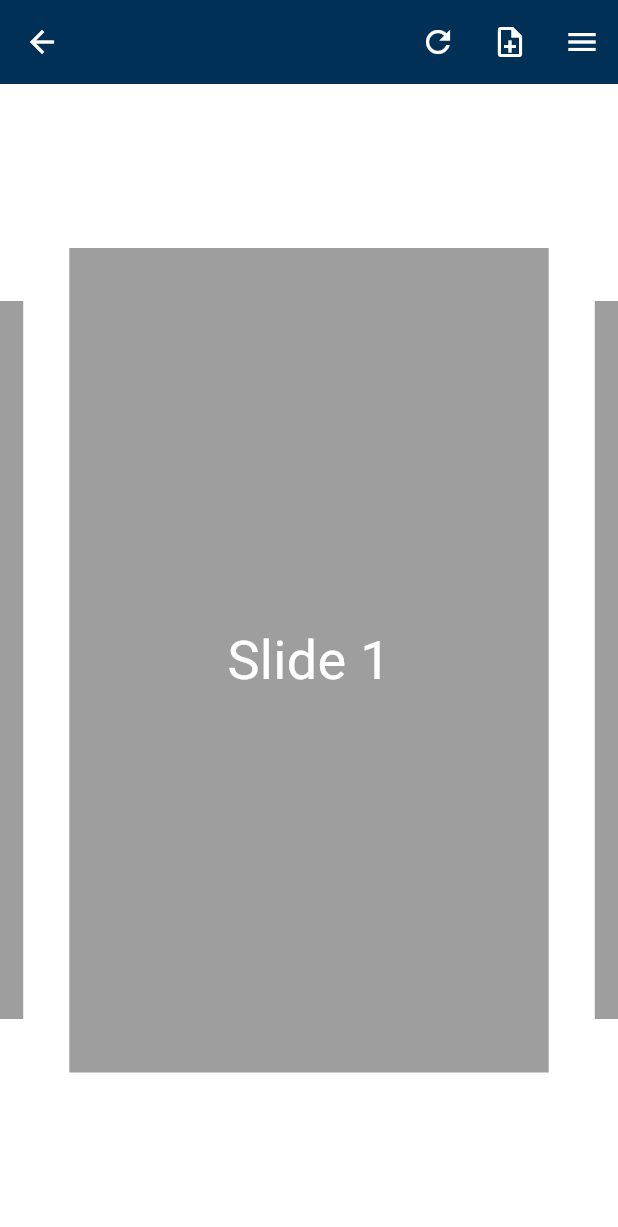
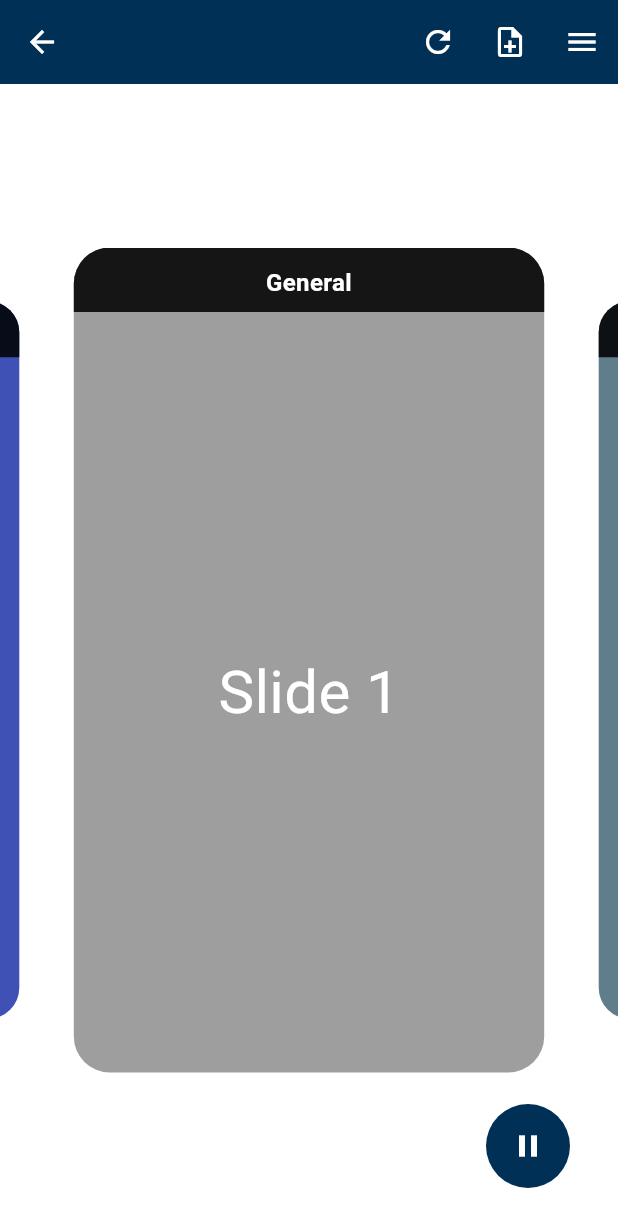
Before and after one commit to RaulCan0/applensys, a Flutter app: the DashboardScreen screen opened directly, on a phone screen of 412 x 824 dp. Shown: the top 1227 px of the screen. Run offline on Flutter 3.47's test engine with Material 3 defaults, Android fonts, the light colour scheme and no system bars; drawn by our look-alikes of carousel_slider; our stand-ins replace file_picker, fl_chart, fluentui_system_icons, flutter_local_notifications, flutter_riverpod, get_it and 5 more; missing offline and left inert: excel, file_selector; accounts and stored records are empty.

Commit message:
feat: Convertir DashboardScreen a StatefulWidget y mejorar la funcionalidad del carrusel

```diff
--- a/lib/screens/dashboard_screen.dart
+++ b/lib/screens/dashboard_screen.dart
@@ -4,7 +4,7 @@ import 'package:applensys/widgets/chat_scren.dart';
 import 'package:applensys/widgets/drawer_lensys.dart';
 import 'package:applensys/models/empresa.dart';
 
-class DashboardScreen extends StatelessWidget {
+class DashboardScreen extends StatefulWidget {
   final String evaluacionId;
   final Empresa empresa;
 
@@ -13,6 +13,13 @@ class DashboardScreen extends StatelessWidget {
     required this.evaluacionId,
     required this.empresa,
   });
+
+  @override
+  State<DashboardScreen> createState() => _DashboardScreenState();
+}
+
+class _DashboardScreenState extends State<DashboardScreen> {
+  bool _autoPlay = true;
 
   @override
   Widget build(BuildContext context) {
@@ -26,9 +33,16 @@ class DashboardScreen extends StatelessWidget {
           icon: const Icon(Icons.arrow_back, color: Colors.white),
           onPressed: () => Navigator.of(context).pop(),
         ),
-        title: Text(
-          empresa.nombre,
-          style: const TextStyle(color: Colors.white),
+        title: Center(
+          child: Text(
+            widget.empresa.nombre,
+            style: const TextStyle(
+              color: Colors.white,
+              fontWeight: FontWeight.bold, // Opcional: para mayor visibilidad
+              fontSize: 20, // Opcional: para mayor tamaño
+            ),
+            textAlign: TextAlign.center,
+          ),
         ),
         centerTitle: true,
         iconTheme: const IconThemeData(color: Colors.white),
@@ -51,33 +65,68 @@ class DashboardScreen extends StatelessWidget {
         ],
       ),
       endDrawer: const DrawerLensys(),
-      body: Center(
+      body: Stack(
+        children: [
+          Center(
             child: CarouselSlider(
               options: CarouselOptions(
                 height: 550.0,
                 enlargeCenterPage: true,
-            autoPlay: true,
-            aspectRatio: 20 / 11,
+                autoPlay: _autoPlay,
+                aspectRatio: 20 / 9,
                 enableInfiniteScroll: true,
                 autoPlayInterval: const Duration(seconds: 5),
               ),
-            items: List.filled(5, Colors.grey)
-              .asMap()
-              .entries
-              .map((entry) {
+              items: [
+                {'color': Colors.grey, 'title': 'General'},
+                {'color': Colors.blueGrey, 'title': 'Principios'},
+                {'color': Colors.teal, 'title': 'Comportamientos'},
+                {'color': Colors.indigo, 'title': 'Sistemas Asociados'},
+              ].asMap().entries.map((entry) {
                 final index = entry.key;
-            final color = entry.value;
+                final data = entry.value;
+                final color = data['color'] as Color;
+                final title = data['title'] as String;
                 return Builder(
                   builder: (BuildContext context) {
                     return Container(
-                  width: MediaQuery.of(context).size.width,
-                  margin: const EdgeInsets.symmetric(horizontal: 5.0),
-                  decoration: BoxDecoration(color: color),
-                  child: Center(
+                      width: MediaQuery.of(context).size.width * 0.92,
+                      height: 480,
+                      margin: const EdgeInsets.symmetric(horizontal: 8.0),
+                      decoration: BoxDecoration(
+                        color: color,
+                        borderRadius: BorderRadius.circular(24),
+                      ),
+                      child: Column(
+                        children: [
+                          Container(
+                            width: double.infinity,
+                            decoration: const BoxDecoration(
+                              color: Colors.black87, // Sin opacity
+                              borderRadius: BorderRadius.vertical(top: Radius.circular(24)),
+                            ),
+                            child: Padding(
+                              padding: const EdgeInsets.only(top: 12.0, bottom: 8.0),
+                              child: Text(
+                                title,
+                                style: const TextStyle(
+                                  fontSize: 16,
+                                  fontWeight: FontWeight.w600,
+                                  color: Colors.white,
+                                ),
+                                textAlign: TextAlign.center,
+                              ),
+                            ),
+                          ),
+                          const Spacer(),
+                          Center(
                             child: Text(
                               'Slide ${index + 1}',
-                      style: const TextStyle(fontSize: 36.0, color: Colors.white),
+                              style: const TextStyle(fontSize: 40.0, color: Colors.white),
                             ),
+                          ),
+                          const Spacer(),
+                        ],
                       ),
                     );
                   },
@@ -85,6 +134,24 @@ class DashboardScreen extends StatelessWidget {
               }).toList(),
             ),
           ),
+          Positioned(
+            bottom: 32,
+            right: 32,
+            child: IconButton(
+              icon: Icon(_autoPlay ? Icons.pause : Icons.play_arrow, color: Colors.white),
+              style: IconButton.styleFrom(
+              backgroundColor: const Color(0xFF003056),
+              padding: const EdgeInsets.all(16), // Adjust padding as needed
+              ),
+              onPressed: () {
+              setState(() {
+                _autoPlay = !_autoPlay;
+              });
+            },
+            ),
+          ),
+        ],
+      ),
     );
   }
 }
```
Also changed, not shown: lib/services/domain/chat_service.dart (+15 -5 lines), lib/widgets/chat_scren.dart (+29 -16 lines). Lines whose indentation alone changed are shown as unchanged.
